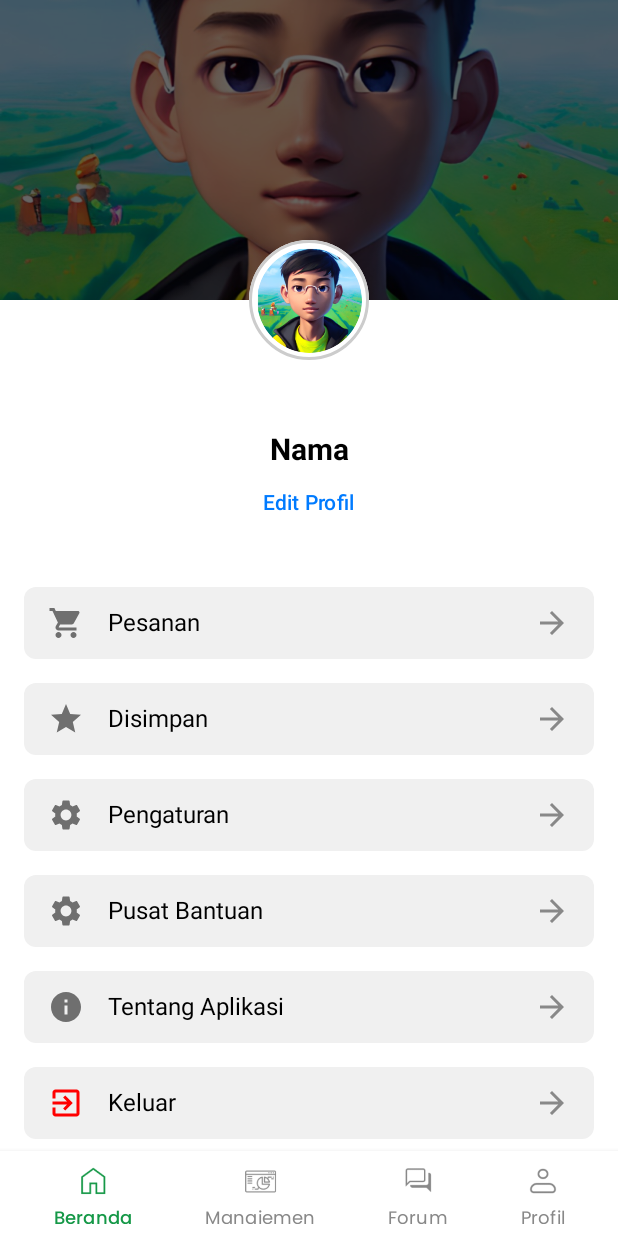
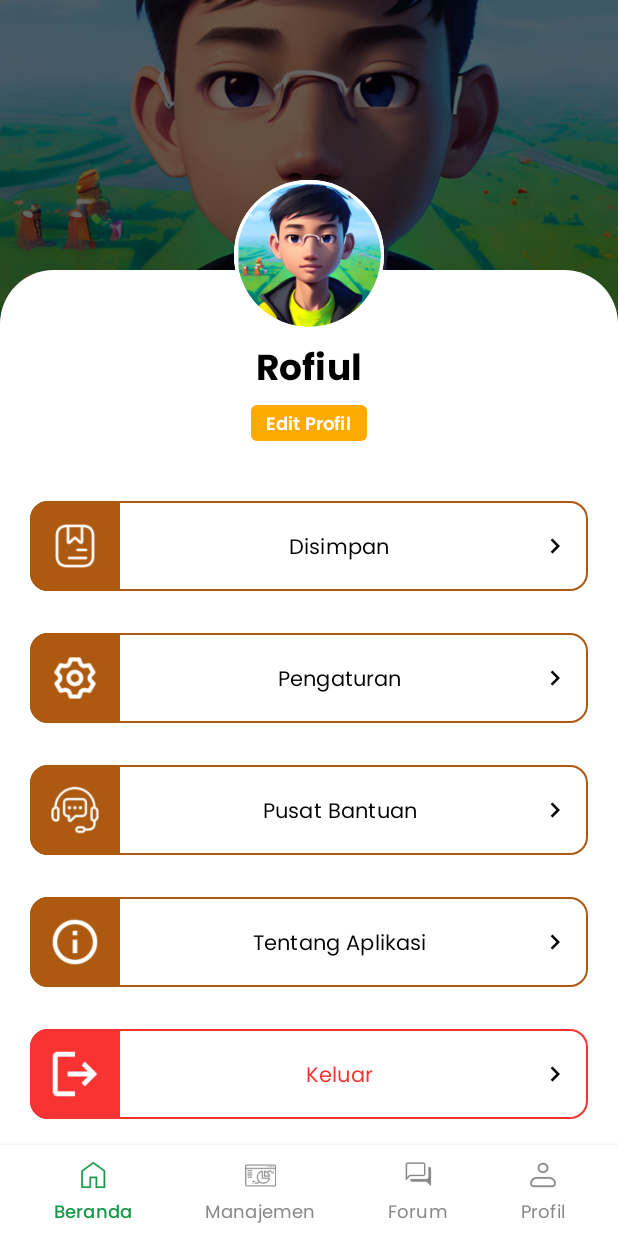
Before and after one commit to muhammadrofi12/Agrofy_App, an Android app built with Jetpack Compose: the @Preview function ProfileScreenPreview, on a phone screen of 412 x 824 dp. Run offline under Robolectric (Android 15) with nearby library versions, the phone set to English and light mode, and no system bars.

Commit message:
repair ProfileScreen

```diff
--- a/app/src/main/java/com/example/agrofy_app/ui/screen/ProfileScreen.kt
+++ b/app/src/main/java/com/example/agrofy_app/ui/screen/ProfileScreen.kt
@@ -6,150 +6,244 @@ import androidx.compose.foundation.border
 import androidx.compose.foundation.layout.*
 import androidx.compose.foundation.shape.CircleShape
 import androidx.compose.foundation.shape.RoundedCornerShape
+import androidx.compose.material.icons.Icons
+import androidx.compose.material.icons.filled.KeyboardArrowRight
 import androidx.compose.material3.*
-import androidx.compose.material.icons.Icons
-import androidx.compose.material.icons.filled.*
 import androidx.compose.runtime.Composable
 import androidx.compose.ui.Alignment
 import androidx.compose.ui.Modifier
+import androidx.compose.ui.draw.clip
 import androidx.compose.ui.graphics.Color
-import androidx.compose.ui.graphics.vector.ImageVector
+import androidx.compose.ui.layout.ContentScale
 import androidx.compose.ui.res.painterResource
 import androidx.compose.ui.text.font.FontWeight
+import androidx.compose.ui.text.style.TextAlign
+import androidx.compose.ui.tooling.preview.Preview
 import androidx.compose.ui.unit.dp
 import androidx.compose.ui.unit.sp
-import androidx.compose.ui.tooling.preview.Preview
-import androidx.compose.ui.draw.clip
-import androidx.compose.ui.layout.ContentScale
+import androidx.compose.ui.zIndex
+import androidx.core.app.NotificationCompat.Style
 import androidx.navigation.NavController
 import androidx.navigation.compose.rememberNavController
 import com.example.agrofy_app.R
-
 import com.example.agrofy_app.ui.components.BottomNavigationBar
-
+import com.example.agrofy_app.ui.theme.BrownPrimary
+import com.example.agrofy_app.ui.theme.Error
+import com.example.agrofy_app.ui.theme.PoppinsBold24
+import com.example.agrofy_app.ui.theme.PoppinsBold26
+import com.example.agrofy_app.ui.theme.PoppinsRegular12
+import com.example.agrofy_app.ui.theme.PoppinsRegular14
+import com.example.agrofy_app.ui.theme.PoppinsRegular8
+import com.example.agrofy_app.ui.theme.PoppinsSemiBold12
+import com.example.agrofy_app.ui.theme.PoppinsSemiBold34
 
 @Composable
 fun ProfileScreen(modifier: Modifier = Modifier, navController: NavController) {
-    Column(
+    Box(
         modifier = Modifier
             .fillMaxSize()
-            .background(Color.White)
+            .background(Color.White),
     ) {
         // Background Image
-        Box(
-            modifier = Modifier
-                .fillMaxWidth()
-                .height(200.dp)
-        ) {
         Image(
             painter = painterResource(id = R.drawable.background_image),
             contentDescription = null,
-                modifier = Modifier.fillMaxSize(),
+            modifier = Modifier
+                .fillMaxWidth()
+                .height(220.dp)
+                .zIndex(0f),
             contentScale = ContentScale.Crop
         )
-        }
 
-        // Profile img
+        // White Background with Top Radius
         Box(
-            contentAlignment = Alignment.Center,
             modifier = Modifier
-                .align(Alignment.CenterHorizontally)
-                .offset(y = (-40).dp)
-                .size(80.dp)
-                .background(Color.White, shape = CircleShape)
-                .border(2.dp, Color.LightGray, shape = CircleShape)
+                .fillMaxSize()
+                .padding(top = 180.dp)
+                .background(
+                    color = Color.White,
+                    shape = RoundedCornerShape(topStart = 36.dp, topEnd = 36.dp)
+                )
+                .zIndex(1f)
+        )
+
+        // Profile Picture Container
+        Box(
+            modifier = Modifier
+                .align(Alignment.TopCenter)
+                .offset(y = 120.dp)
+                .size(100.dp)
+                .background(Color.White, CircleShape)
+                .border(2.dp, Color.White, CircleShape)
+                .zIndex(2f),
+            contentAlignment = Alignment.Center
         ) {
             Image(
                 painter = painterResource(id = R.drawable.profil),
                 contentDescription = "Profile Picture",
                 modifier = Modifier
-                    .size(70.dp)
-                    .clip(CircleShape)
+                    .size(96.dp)
+                    .clip(CircleShape),
+                contentScale = ContentScale.Crop
             )
         }
 
+        // Main Content
+        Column(
+            modifier = Modifier
+                .fillMaxSize()
+                .padding(top = 228.dp)
+                .zIndex(2f)
+        ) {
+            // Profile Info
+            Column(
+                modifier = Modifier
+                    .fillMaxWidth(),
+                horizontalAlignment = Alignment.CenterHorizontally
+            ) {
+                Text(
+                    text = "Rofiul",
+                    style = PoppinsBold24,
+                )
+
                 Spacer(modifier = Modifier.height(8.dp))
 
-        // Nama & Edit Profile
-        Column(
-            horizontalAlignment = Alignment.CenterHorizontally,
-            modifier = Modifier.fillMaxWidth()
+                Button(
+                    onClick = { /* Handle Edit Profile */ },
+                    colors = ButtonDefaults.buttonColors(containerColor = Color(0xFFFFAA00)),
+                    contentPadding = PaddingValues(horizontal = 10.dp, vertical = 4.dp),
+                    shape = RoundedCornerShape(4.dp),
+                    modifier = Modifier.height(24.dp)
                 ) {
                     Text(
-                text = "Nama",
-                fontWeight = FontWeight.Bold,
-                fontSize = 20.sp
-            )
-            TextButton(onClick = { /* Handle Edit Profile */ }) {
-                Text(
                         text = "Edit Profil",
-                    color = Color(0xFF007BFF),
-                    fontSize = 14.sp
+                        color = Color.White,
+                        style = PoppinsSemiBold12,
+
                     )
                 }
+
+                Spacer(modifier = Modifier.height(36.dp))
             }
 
-        Spacer(modifier = Modifier.height(24.dp))
-
-        // List Menu
+            // Menu Items
             Column(
                 modifier = Modifier
                     .fillMaxWidth()
-                .padding(horizontal = 16.dp)
+                    .padding(horizontal = 20.dp),
+                verticalArrangement = Arrangement.spacedBy(20.dp)
             ) {
-            ProfileMenuItem("Pesanan", Icons.Default.ShoppingCart)
-            ProfileMenuItem("Disimpan", Icons.Default.Star)
-            ProfileMenuItem("Pengaturan", Icons.Default.Settings)
-            ProfileMenuItem("Pusat Bantuan", Icons.Default.Settings)
-            ProfileMenuItem("Tentang Aplikasi", Icons.Default.Info)
-            ProfileMenuItem("Keluar", Icons.Default.ExitToApp, Color.Red)
+                ProfileMenuItem(
+                    text = "Disimpan",
+                    iconRes = R.drawable.ic_archive_book,
+                    backgroundColor = BrownPrimary,
+                    borderColor = BrownPrimary
+                )
+                ProfileMenuItem(
+                    text = "Pengaturan",
+                    iconRes = R.drawable.ic_setting,
+                    backgroundColor = BrownPrimary,
+                    borderColor = BrownPrimary
+                )
+                ProfileMenuItem(
+                    text = "Pusat Bantuan",
+                    iconRes = R.drawable.ic_help,
+                    backgroundColor = BrownPrimary,
+                    borderColor = BrownPrimary
+                )
+                ProfileMenuItem(
+                    text = "Tentang Aplikasi",
+                    iconRes = R.drawable.ic_info,
+                    backgroundColor = BrownPrimary,
+                    borderColor = BrownPrimary
+                )
+                ProfileMenuItem(
+                    text = "Keluar",
+                    iconRes = R.drawable.ic_keluar,
+                    backgroundColor = Error,
+                    textColor = Error,
+                    borderColor = Error
+                )
             }
 
-        // Navbar
             Spacer(modifier = Modifier.weight(1f))
+
+            // Bottom Navigation
             BottomNavigationBar(
                 navController = navController,
                 onItemSelected = { selectedItem ->
-                // Logika saat item navigasi dipilih
-                println("Item yang dipilih: $selectedItem")
+                    println("Selected: $selectedItem")
                 },
-            modifier = Modifier
-                .fillMaxWidth()
+                modifier = Modifier.fillMaxWidth()
             )
+        }
     }
 }
 
 @Composable
-fun ProfileMenuItem(text: String, icon: ImageVector, iconTint: Color = Color(0xFF6F6F6F)) {
+fun ProfileMenuItem(
+    text: String,
+    iconRes: Int,
+    backgroundColor: Color,
+    textColor: Color = Color.Black,
+    borderColor: Color = backgroundColor
+) {
+    Card(
+        modifier = Modifier
+            .fillMaxWidth()
+            .padding(vertical = 4.dp)
+            .border(
+                width = 1.dp,
+                color = borderColor,
+                shape = RoundedCornerShape(12.dp)
+            ),
+        shape = RoundedCornerShape(12.dp),
+        colors = CardDefaults.cardColors(containerColor = Color.White),
+        elevation = CardDefaults.cardElevation(defaultElevation = 0.dp)
+    ) {
         Row(
             modifier = Modifier
                 .fillMaxWidth()
-            .padding(vertical = 8.dp)
-            .background(Color(0xFFF0F0F0), shape = RoundedCornerShape(8.dp))
-            .padding(horizontal = 16.dp, vertical = 12.dp),
-        verticalAlignment = Alignment.CenterVertically,
-        horizontalArrangement = Arrangement.SpaceBetween
+                .padding(end = 12.dp),
+            verticalAlignment = Alignment.CenterVertically
+        ) {
+            // Icon Container
+            Box(
+                modifier = Modifier
+                    .size(60.dp)
+                    .background(
+                        color = backgroundColor
+                    ),
+                contentAlignment = Alignment.Center
             ) {
                 Icon(
-            imageVector = icon,
+                    painter = painterResource(id = iconRes),
                     contentDescription = null,
-            tint = iconTint,
-            modifier = Modifier.size(24.dp)
+                    tint = Color.White,
+                    modifier = Modifier.size(32.dp)
                 )
-        Spacer(modifier = Modifier.width(16.dp))
+            }
+
+            Spacer(modifier = Modifier.width(12.dp))
+
             Text(
                 text = text,
-            modifier = Modifier.weight(1f),
-            fontSize = 16.sp
+                color = textColor,
+                style = PoppinsRegular14,
+                textAlign = TextAlign.Center,
+                modifier = Modifier.weight(1f)
             )
+
             Icon(
-            imageVector = Icons.Default.ArrowForward,
+                imageVector = Icons.Default.KeyboardArrowRight,
                 contentDescription = null,
-            tint = Color.Gray
+                tint = Color.Black,
+                modifier = Modifier.size(20.dp)
+
             )
         }
     }
-
+}
 
 @Preview(showBackground = true)
 @Composable
```
Also changed, not shown: app/src/main/res/drawable/ic_archive_book.png (added), app/src/main/res/drawable/ic_help.png (added), app/src/main/res/drawable/ic_info.png (added), app/src/main/res/drawable/ic_keluar.png (added), app/src/main/res/drawable/ic_setting.png (added). Lines whose indentation alone changed are shown as unchanged.
